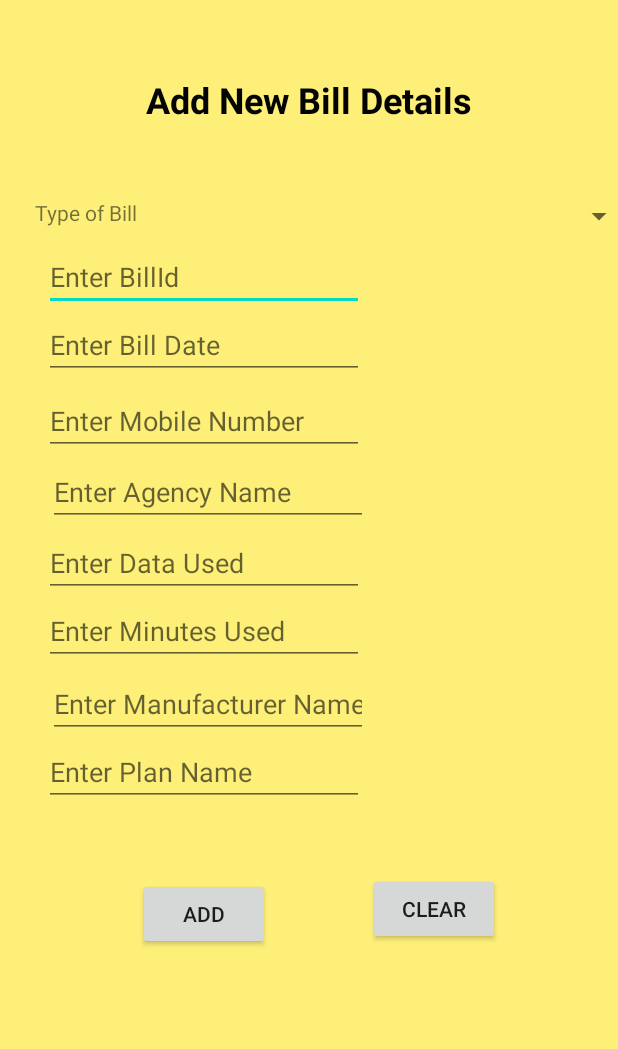
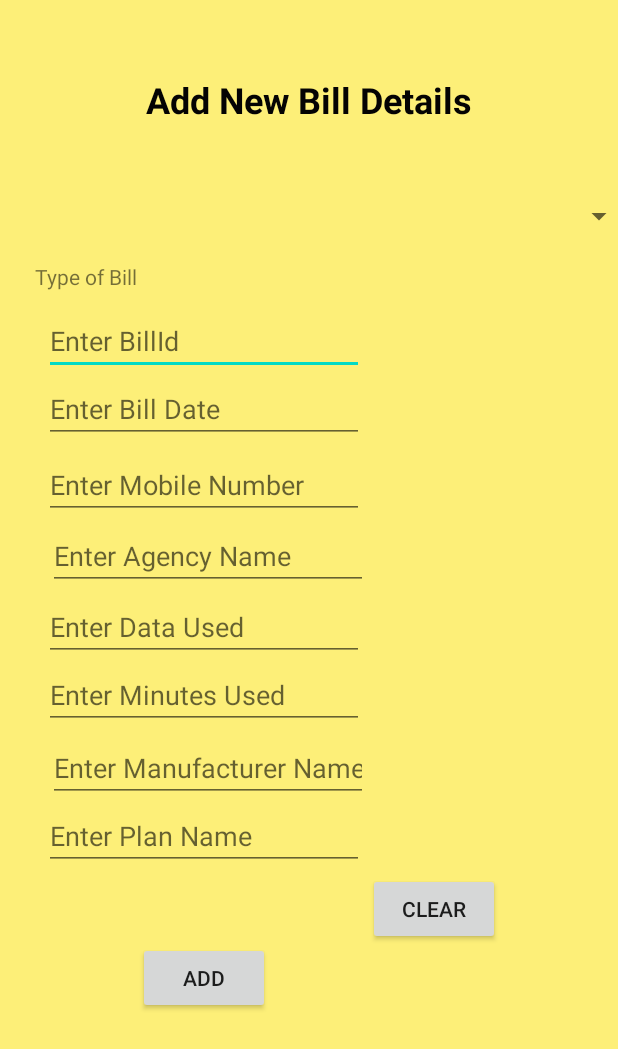
Before and after one commit to anmariyafrancis/C0775497_W2020_MAD3125_FP, an Android app: the layout activity_add_new_bill.xml on its own in the app's theme, with its tools: preview values and no code run, on a phone screen of 412 x 824 dp. Shown: the top 1049 px of the screen. Run offline under Robolectric (Android 15) with nearby library versions, the phone set to English and light mode, and no system bars.

Commit message:
[ANMARIYA]last Commit

```diff
--- a/app/src/main/res/layout/activity_add_new_bill.xml
+++ b/app/src/main/res/layout/activity_add_new_bill.xml
@@ -51,7 +51,7 @@
             android:layout_height="30dp"
             android:layout_marginEnd="33dp"
             android:layout_marginStart="50dp"
-            android:layout_marginTop="49dp"
+            android:layout_marginTop="92dp"
             android:text="Type of Bill"
             app:layout_constraintEnd_toStartOf="@+id/spnBillType"
             app:layout_constraintStart_toStartOf="parent"
```
Also changed, not shown: app/src/main/java/com/example/c0775497_w2020_mad3125_fp/activity/AddNewBillActivity.java (+4 -4 lines).
